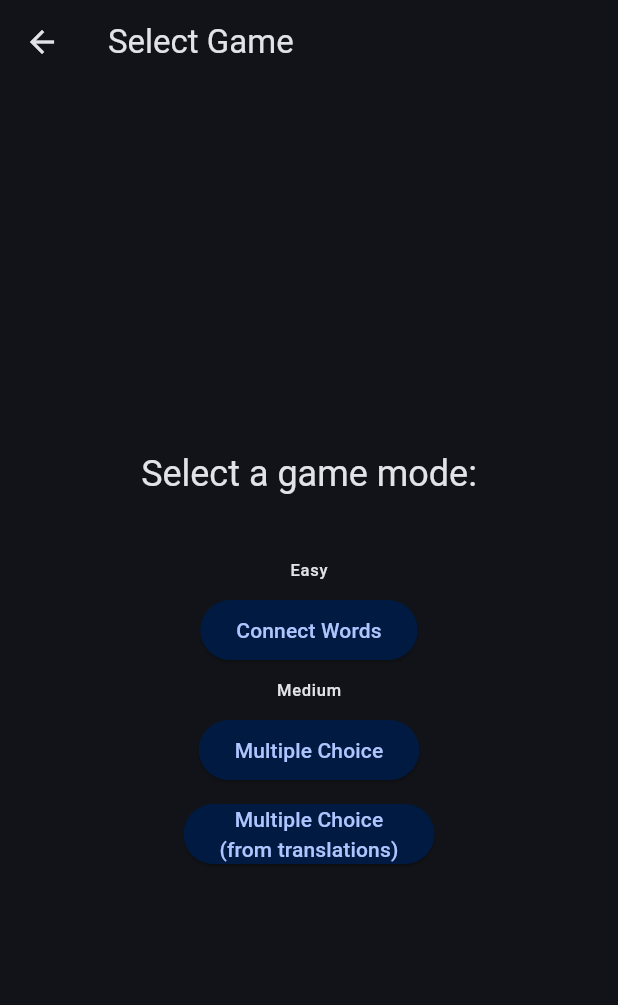
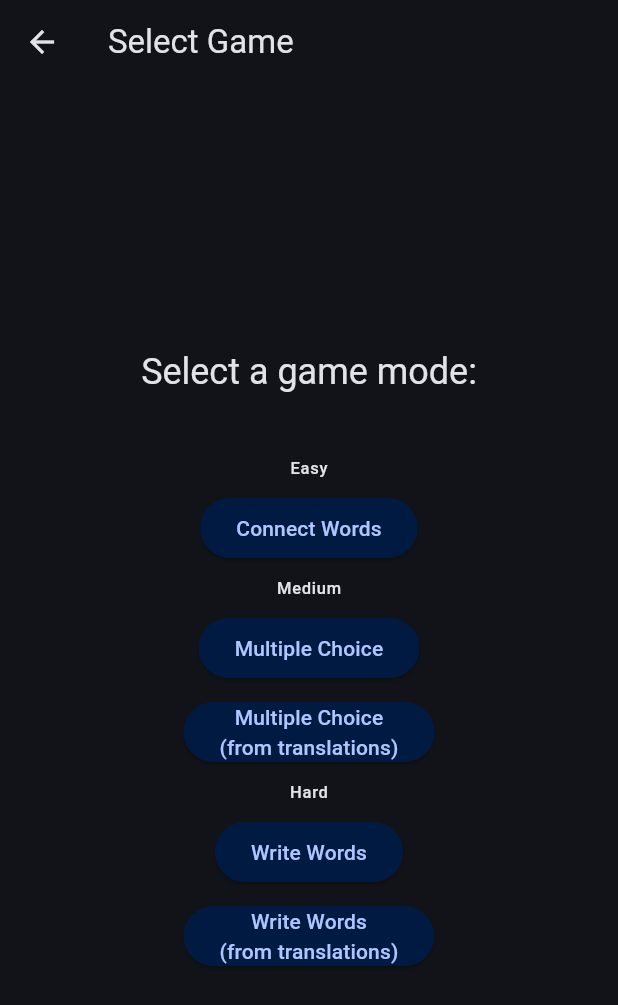
Before and after one commit to mbgustavo/vocabulary-game, a Flutter app: the GameSelectScreen screen opened directly, on a phone screen of 412 x 824 dp. Shown: the top 1005 px of the screen. Run offline on Flutter 3.47's test engine with Material 3 defaults, Android fonts, the phone set to English and light mode, and no system bars; our stand-ins replace emoji_picker_flutter, flutter_riverpod, shared_preferences; accounts and stored records are empty.

Commit message:
Create write game

```diff
--- a/lib/screens/game.dart
+++ b/lib/screens/game.dart
@@ -1,9 +1,10 @@
 import 'package:flutter/material.dart';
 import 'package:vocabulary_game/games/connection_game.dart';
 import 'package:vocabulary_game/games/multiple_choice_game.dart';
+import 'package:vocabulary_game/games/write_game.dart';
 import 'package:vocabulary_game/models/word.dart';
 
-enum Game {connection, multipleChoice, multipleChoiceReversed}
+enum Game {connection, multipleChoice, multipleChoiceReversed, write, writeReversed}
 
 class GameScreen extends StatelessWidget {
   final List<Word> vocabulary;
@@ -22,6 +23,9 @@ class GameScreen extends StatelessWidget {
       case Game.multipleChoice:
       case Game.multipleChoiceReversed:
         return 'Multiple Choice Game';
+      case Game.write:
+      case Game.writeReversed:
+        return 'Write Game';
     }
   }
 
@@ -33,6 +37,10 @@ class GameScreen extends StatelessWidget {
         return MultipleChoiceGame(vocabulary);
       case Game.multipleChoiceReversed:
         return MultipleChoiceGame(vocabulary, playWithTranslations: true);
+      case Game.write:
+        return WriteGame(vocabulary);
+      case Game.writeReversed:
+        return WriteGame(vocabulary, playWithTranslations: true);
     }
   }
 
--- a/lib/screens/game_select.dart
+++ b/lib/screens/game_select.dart
@@ -73,6 +73,36 @@ class GameSelectScreen extends ConsumerWidget {
                 textAlign: TextAlign.center,
               ),
             ),
+            const SizedBox(height: 8),
+            Text("Hard", style: Theme.of(context).textTheme.labelSmall),
+            const SizedBox(height: 8),
+            ElevatedButton(
+              style: ElevatedButton.styleFrom(
+                backgroundColor: Theme.of(context).colorScheme.onPrimaryFixed,
+                foregroundColor: Theme.of(context).colorScheme.primary,
+              ),
+              onPressed: () {
+                _navigateToGame(context, ref, Game.write);
+              },
+              child: const Text(
+                'Write Words',
+                textAlign: TextAlign.center,
+              ),
+            ),
+            const SizedBox(height: 8),
+            ElevatedButton(
+              style: ElevatedButton.styleFrom(
+                backgroundColor: Theme.of(context).colorScheme.onPrimaryFixed,
+                foregroundColor: Theme.of(context).colorScheme.primary,
+              ),
+              onPressed: () {
+                _navigateToGame(context, ref, Game.writeReversed);
+              },
+              child: const Text(
+                'Write Words\n(from translations)',
+                textAlign: TextAlign.center,
+              ),
+            ),
           ],
         ),
       ),
```
Also changed, not shown: lib/games/write_game.dart (added, +172 -0 lines).
